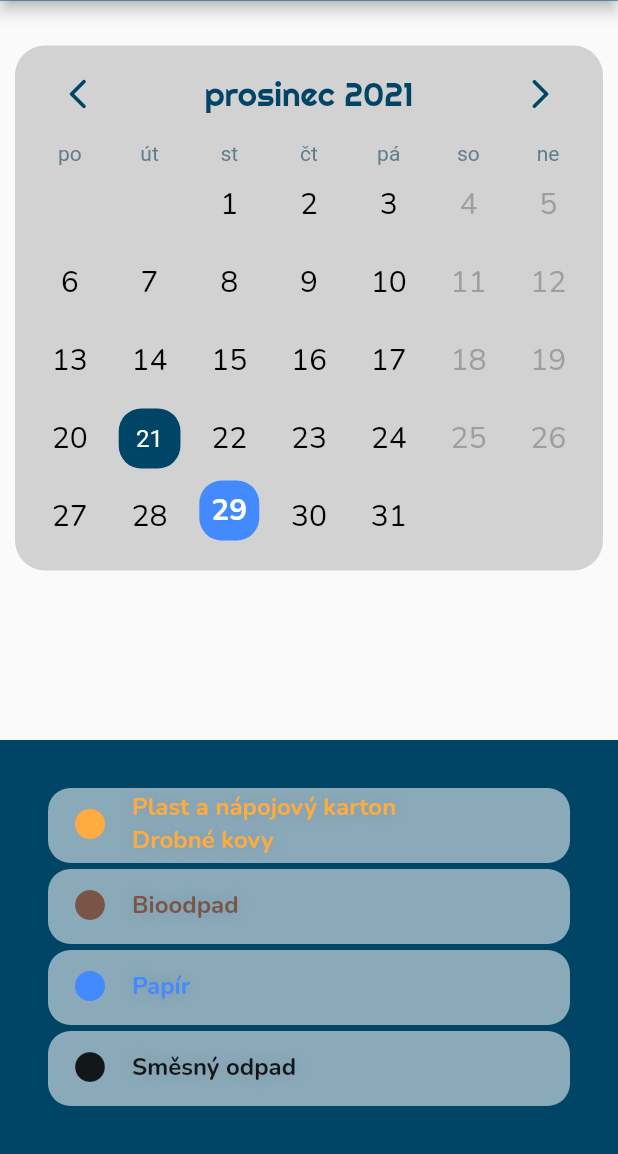
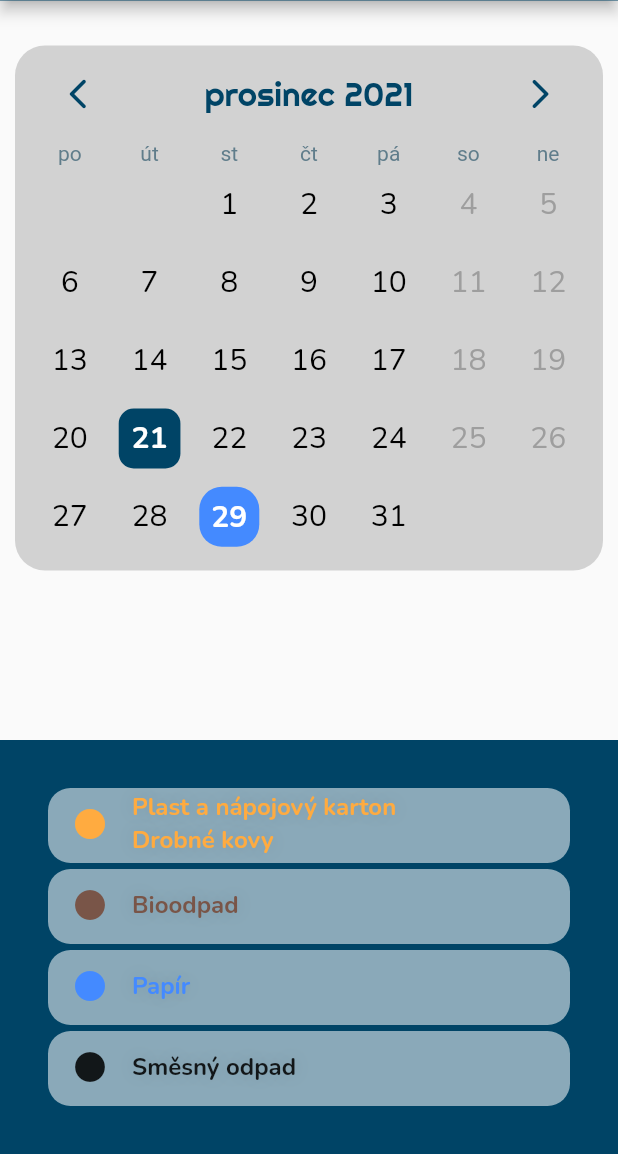
Before and after one commit to zowelu/svoz_odpadu, a Flutter app: the HomePage screen opened by its route, on a phone screen of 412 x 824 dp, the part 82-1236 px from its top. Run offline on Flutter 3.47's test engine with Material 2 defaults, Android fonts, the phone set to English and light mode, and no system bars; drawn by our look-alikes of table_calendar.

Commit message:
upravena todayTextStyle v home_page.dart

```diff
--- a/lib/home_page.dart
+++ b/lib/home_page.dart
@@ -40,7 +40,8 @@ class _HomePageState extends State<HomePage> {
     return Scaffold(
       appBar: const PreferredSize(
           preferredSize: Size.fromHeight(kDMyAppBarHeight), child: MyAppBar()),
-      body: Container( padding: const EdgeInsets.only(top: kDMarginLarger),
+      body: Container(
+        padding: const EdgeInsets.only(top: kDMarginLarger),
         child: Column(
           mainAxisAlignment: MainAxisAlignment.spaceBetween,
           crossAxisAlignment: CrossAxisAlignment.center,
@@ -48,9 +49,13 @@ class _HomePageState extends State<HomePage> {
             Container(
               margin: const EdgeInsets.only(left: kDMargin, right: kDMargin),
               padding: const EdgeInsets.only(
-                  left: kDMargin, right: kDMargin, bottom: kDMargin, ),
+                left: kDMargin,
+                right: kDMargin,
+                bottom: kDMargin,
+              ),
               decoration: const BoxDecoration(
-                  color: kDBackgroundColorCalendar, borderRadius: kDRadiusLarge),
+                  color: kDBackgroundColorCalendar,
+                  borderRadius: kDRadiusLarge),
               child: TableCalendar(
                 eventLoader: _getEventsForDay,
                 calendarFormat: CalendarFormat.month,
@@ -60,7 +65,7 @@ class _HomePageState extends State<HomePage> {
                 lastDay: dateTimeLastDay,
                 locale: 'cs_CZ',
                 calendarStyle: const CalendarStyle(
-                  markerSizeScale: 1.5,
+                  markerSizeScale: 1.35,
                   canMarkersOverflow: true,
                   outsideDaysVisible: false,
                   markerDecoration: BoxDecoration(
@@ -75,9 +80,15 @@ class _HomePageState extends State<HomePage> {
                     fontFamily: kDFontFamilyParagraph,
                     color: Colors.black,
                   ),
+                  todayTextStyle: TextStyle(
+                      fontSize: kDFontSizeText,
+                      fontFamily: kDFontFamilyParagraph,fontWeight: FontWeight.bold,
+                      color: Colors.white),
                   todayDecoration: BoxDecoration(
                     color: kDBackgroundColor,
-                    borderRadius: kDRadius,
+                    borderRadius: BorderRadius.all(
+                      Radius.circular(10.0),
+                    ),
                   ),
                   weekendTextStyle: TextStyle(
                       color: Colors.grey,
```
